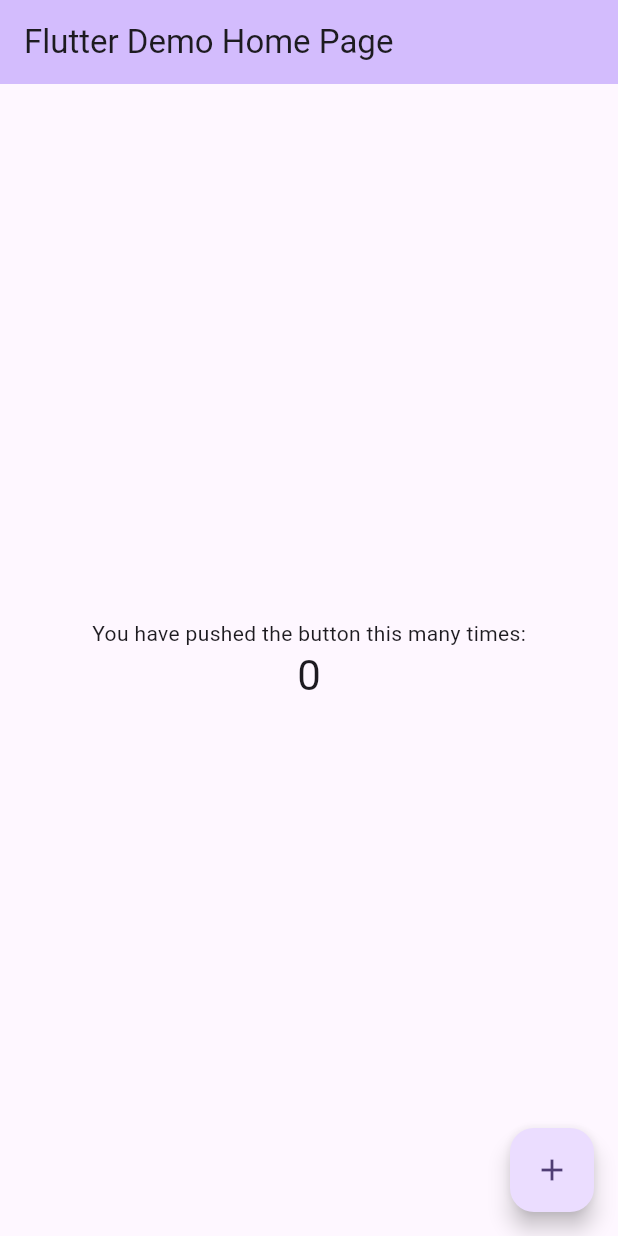
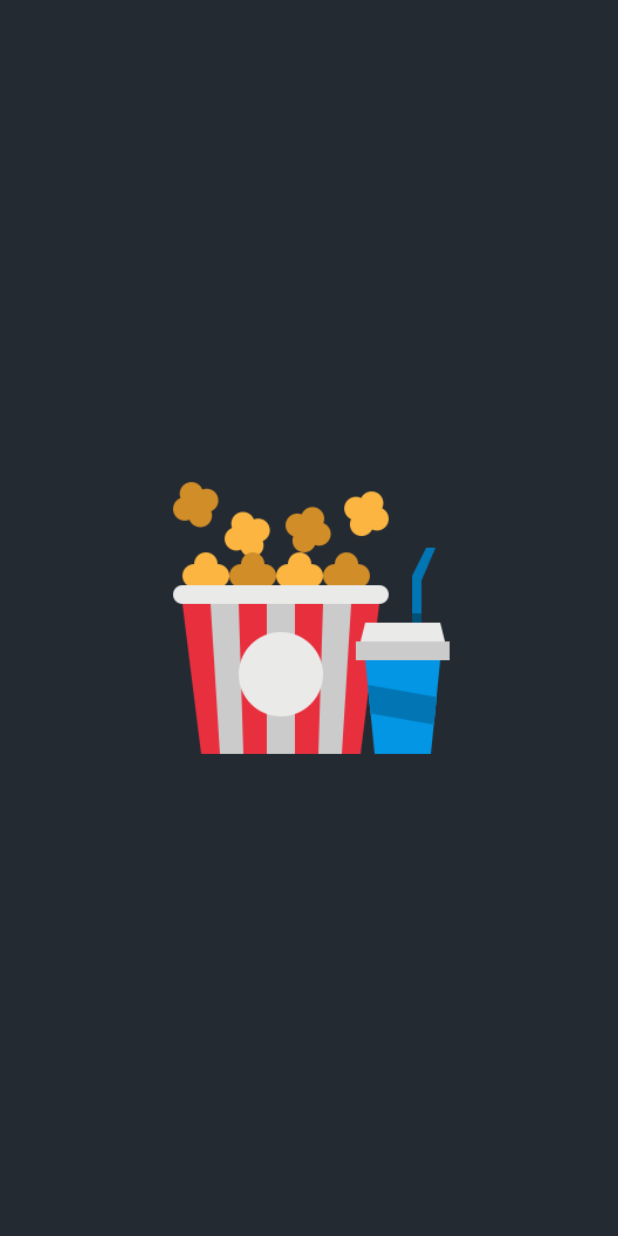
Before and after one commit to AHMEDSAID9485/movie_v2, a Flutter app: the first screen one second after launch, on a phone screen of 412 x 824 dp. Run offline on Flutter 3.47's test engine with Material 3 defaults, Android fonts, the phone set to English and light mode, and no system bars.

Commit message:
Add Splash page

```diff
--- /dev/null
+++ b/lib/core/theme/Appcolor.dart
@@ -0,0 +1,5 @@
+import 'package:flutter/material.dart';
+
+class Appcolor {
+  static Color primColor = Color(0xff242A32);
+}
--- /dev/null
+++ b/lib/features/Splash/presentation/pages/SplashPage.dart
@@ -0,0 +1,33 @@
+import 'package:flutter/material.dart';
+import 'package:moviev2/core/theme/Appcolor.dart';
+import 'package:moviev2/features/home/presentation/pages/HomePage.dart';
+
+class Splashpage extends StatefulWidget {
+  const Splashpage({super.key});
+
+  @override
+  State<Splashpage> createState() => _SplashpageState();
+}
+
+class _SplashpageState extends State<Splashpage> {
+  @override
+  void initState() {
+    Future.delayed(const Duration(seconds: 3), () {
+      Navigator.push(context, MaterialPageRoute(builder: (context) => const Homepage()));
+    });
+    // TODO: implement initState
+    super.initState();
+  }
+  @override
+  Widget build(BuildContext context) {
+    return Scaffold(
+      backgroundColor: Appcolor.primColor,
+      body: Column(
+        mainAxisAlignment: MainAxisAlignment.center,
+        children: [
+          Center(child: Image.asset('assets/images/SplashScreen/splash_image.png',height: 200,width: 200,))
+        ],
+      ),
+    );
+  }
+}
--- /dev/null
+++ b/lib/features/home/presentation/pages/HomePage.dart
@@ -0,0 +1,10 @@
+import 'package:flutter/material.dart';
+
+class Homepage extends StatelessWidget {
+  const Homepage({super.key});
+
+  @override
+  Widget build(BuildContext context) {
+    return const Placeholder();
+  }
+}
--- a/lib/main.dart
+++ b/lib/main.dart
@@ -1,122 +1,18 @@
 import 'package:flutter/material.dart';
+import 'package:moviev2/features/Splash/presentation/pages/SplashPage.dart';
 
 void main() {
-  runApp(const MyApp());
+  runApp(const MovieV2());
 }
 
-class MyApp extends StatelessWidget {
-  const MyApp({super.key});
+class MovieV2 extends StatelessWidget {
+  const MovieV2({super.key});
 
-  // This widget is the root of your application.
   @override
   Widget build(BuildContext context) {
     return MaterialApp(
-      title: 'Flutter Demo',
-      theme: ThemeData(
-        // This is the theme of your application.
-        //
-        // TRY THIS: Try running your application with "flutter run". You'll see
-        // the application has a purple toolbar. Then, without quitting the app,
-        // try changing the seedColor in the colorScheme below to Colors.green
-        // and then invoke "hot reload" (save your changes or press the "hot
-        // reload" button in a Flutter-supported IDE, or press "r" if you used
-        // the command line to start the app).
-        //
-        // Notice that the counter didn't reset back to zero; the application
-        // state is not lost during the reload. To reset the state, use hot
-        // restart instead.
-        //
-        // This works for code too, not just values: Most code changes can be
-        // tested with just a hot reload.
-        colorScheme: .fromSeed(seedColor: Colors.deepPurple),
-      ),
-      home: const MyHomePage(title: 'Flutter Demo Home Page'),
+      debugShowCheckedModeBanner: false,
+      home: Splashpage(),
     );
   }
 }
-
-class MyHomePage extends StatefulWidget {
-  const MyHomePage({super.key, required this.title});
-
-  // This widget is the home page of your application. It is stateful, meaning
-  // that it has a State object (defined below) that contains fields that affect
-  // how it looks.
-
-  // This class is the configuration for the state. It holds the values (in this
-  // case the title) provided by the parent (in this case the App widget) and
-  // used by the build method of the State. Fields in a Widget subclass are
-  // always marked "final".
-
-  final String title;
-
-  @override
-  State<MyHomePage> createState() => _MyHomePageState();
-}
-
-class _MyHomePageState extends State<MyHomePage> {
-  int _counter = 0;
-
-  void _incrementCounter() {
-    setState(() {
-      // This call to setState tells the Flutter framework that something has
-      // changed in this State, which causes it to rerun the build method below
-      // so that the display can reflect the updated values. If we changed
-      // _counter without calling setState(), then the build method would not be
-      // called again, and so nothing would appear to happen.
-      _counter++;
-    });
-  }
-
-  @override
-  Widget build(BuildContext context) {
-    // This method is rerun every time setState is called, for instance as done
-    // by the _incrementCounter method above.
-    //
-    // The Flutter framework has been optimized to make rerunning build methods
-    // fast, so that you can just rebuild anything that needs updating rather
-    // than having to individually change instances of widgets.
-    return Scaffold(
-      appBar: AppBar(
-        // TRY THIS: Try changing the color here to a specific color (to
-        // Colors.amber, perhaps?) and trigger a hot reload to see the AppBar
-        // change color while the other colors stay the same.
-        backgroundColor: Theme.of(context).colorScheme.inversePrimary,
-        // Here we take the value from the MyHomePage object that was created by
-        // the App.build method, and use it to set our appbar title.
-        title: Text(widget.title),
-      ),
-      body: Center(
-        // Center is a layout widget. It takes a single child and positions it
-        // in the middle of the parent.
-        child: Column(
-          // Column is also a layout widget. It takes a list of children and
-          // arranges them vertically. By default, it sizes itself to fit its
-          // children horizontally, and tries to be as tall as its parent.
-          //
-          // Column has various properties to control how it sizes itself and
-          // how it positions its children. Here we use mainAxisAlignment to
-          // center the children vertically; the main axis here is the vertical
-          // axis because Columns are vertical (the cross axis would be
-          // horizontal).
-          //
-          // TRY THIS: Invoke "debug painting" (choose the "Toggle Debug Paint"
-          // action in the IDE, or press "p" in the console), to see the
-          // wireframe for each widget.
-          mainAxisAlignment: .center,
-          children: [
-            const Text('You have pushed the button this many times:'),
-            Text(
-              '$_counter',
-              style: Theme.of(context).textTheme.headlineMedium,
-            ),
-          ],
-        ),
-      ),
-      floatingActionButton: FloatingActionButton(
-        onPressed: _incrementCounter,
-        tooltip: 'Increment',
-        child: const Icon(Icons.add),
-      ),
-    );
-  }
-}
--- a/pubspec.yaml
+++ b/pubspec.yaml
@@ -58,8 +58,8 @@ flutter:
   uses-material-design: true
 
   # To add assets to your application, add an assets section, like this:
-  # assets:
-  #   - images/a_dot_burr.jpeg
+  assets:
+    - assets/images/SplashScreen/splash_image.png
   #   - images/a_dot_ham.jpeg
 
   # An image asset can refer to one or more resolution-specific "variants", see
```
Also changed, not shown: assets/images/SplashScreen/splash_image.png (added), 1 other file.
